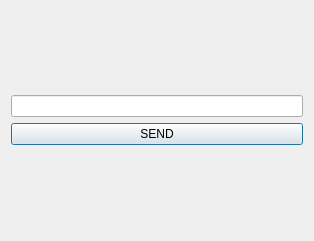
Qt form QT/QTCar/dialog.ui (Cerazzi/CarProtocol) before a commit.
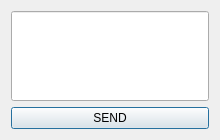
The same form after that commit.

```diff
--- a/QT/QTCar/dialog.ui
+++ b/QT/QTCar/dialog.ui
@@ -6,10 +6,16 @@
    <rect>
     <x>0</x>
     <y>0</y>
-    <width>314</width>
-    <height>241</height>
+    <width>220</width>
+    <height>140</height>
    </rect>
   </property>
+  <property name="sizePolicy">
+   <sizepolicy hsizetype="Fixed" vsizetype="Fixed">
+    <horstretch>0</horstretch>
+    <verstretch>0</verstretch>
+   </sizepolicy>
+  </property>
   <property name="windowTitle">
    <string>Dialog</string>
   </property>
@@ -17,7 +23,19 @@
    <item row="0" column="0">
     <layout class="QVBoxLayout" name="verticalLayout">
      <item>
-      <widget class="QLineEdit" name="lineEdit"/>
+      <widget class="QLineEdit" name="lineEdit">
+       <property name="sizePolicy">
+        <sizepolicy hsizetype="Expanding" vsizetype="MinimumExpanding">
+         <horstretch>0</horstretch>
+         <verstretch>0</verstretch>
+        </sizepolicy>
+       </property>
+       <property name="font">
+        <font>
+         <pointsize>15</pointsize>
+        </font>
+       </property>
+      </widget>
      </item>
      <item>
       <widget class="QPushButton" name="pushButton">
```
